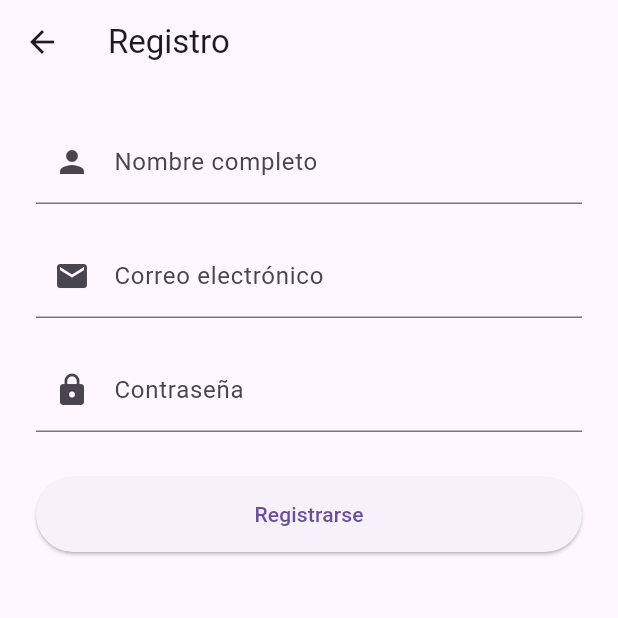
After one commit to BrianMeconPoligran/SkillshareApp, a Flutter app: the LoginScreen screen opened by its route, after a tap on "Ingresar", after a tap on "¿No tienes cuenta? Regístrate aquí", on a phone screen of 412 x 824 dp, the top half of it. The commit adds this screen. Run offline on Flutter 3.47's test engine with Material 3 defaults, Android fonts, the phone set to English and light mode, and no system bars; our stand-ins replace flutter_svg.

Commit message:
Modificación de estructura y dependencias de Flutter
Se ha reestructurado la aplicación Flutter, eliminando la pantalla `ClassDetailScreen` y la lógica de contador de `MyHomePage`. En su lugar, se han implementado las siguientes pantallas:

- `WelcomeScreen`: Pantalla de bienvenida.
- `LoginScreen`: Pantalla de inicio de sesión.
- `RegisterScreen`: Pantalla de registro.
- `HomeScreen`: Pantalla principal de la aplicación con estructura básica para mostrar clases destacadas y recientes.

Se han actualizado las dependencias en `pubspec.yaml` y `pubspec.lock`, eliminando varias dependencias no utilizadas y manteniendo `flutter_svg`.

Adicionalmente, se han modificado los archivos de registro de plugins para las plataformas macOS, Windows y Linux para reflejar la eliminación de plugins no necesarios. Los tests también se han actualizado para probar la nueva pantalla de bienvenida.

La configuración del proyecto en `.idea/misc.xml` se ha actualizado para usar Android API 35.

```diff
--- a/skillshare_app/lib/screens/login_screen.dart
+++ b/skillshare_app/lib/screens/login_screen.dart
@@ -1,6 +1,7 @@
 import 'package:flutter/material.dart';
 import 'package:flutter_svg/flutter_svg.dart';
-import 'profile_screen.dart';
+import 'home_screen.dart';
+import 'register_screen.dart';
 
 class LoginScreen extends StatefulWidget {
   const LoginScreen({super.key});
@@ -58,7 +59,8 @@ class _LoginScreenState extends State<LoginScreen> {
                   if (_formKey.currentState!.validate()) {
                     Navigator.pushReplacement(
                       context,
-                      MaterialPageRoute(builder: (context) => const ProfileScreen()),
+                      MaterialPageRoute(builder: (context) => const HomeScreen()),
+
                     );
                   }
                 },
--- /dev/null
+++ b/skillshare_app/lib/screens/register_screen.dart
@@ -0,0 +1,78 @@
+import 'package:flutter/material.dart';
+import 'home_screen.dart';
+
+class RegisterScreen extends StatefulWidget {
+  const RegisterScreen({super.key});
+
+  @override
+  State<RegisterScreen> createState() => _RegisterScreenState();
+}
+
+class _RegisterScreenState extends State<RegisterScreen> {
+  final _formKey = GlobalKey<FormState>();
+  final _nameController = TextEditingController();
+  final _emailController = TextEditingController();
+  final _passwordController = TextEditingController();
+
+  @override
+  Widget build(BuildContext context) {
+    return Scaffold(
+      appBar: AppBar(title: const Text('Registro')),
+      body: SingleChildScrollView(
+        padding: const EdgeInsets.all(24.0),
+        child: Form(
+          key: _formKey,
+          child: Column(
+            children: [
+              TextFormField(
+                controller: _nameController,
+                decoration: const InputDecoration(
+                  labelText: 'Nombre completo',
+                  prefixIcon: Icon(Icons.person),
+                ),
+                validator: (value) =>
+                value == null || value.isEmpty ? 'Ingresa tu nombre' : null,
+              ),
+              const SizedBox(height: 20),
+              TextFormField(
+                controller: _emailController,
+                decoration: const InputDecoration(
+                  labelText: 'Correo electrónico',
+                  prefixIcon: Icon(Icons.email),
+                ),
+                validator: (value) =>
+                value == null || value.isEmpty ? 'Ingresa tu correo' : null,
+              ),
+              const SizedBox(height: 20),
+              TextFormField(
+                controller: _passwordController,
+                obscureText: true,
+                decoration: const InputDecoration(
+                  labelText: 'Contraseña',
+                  prefixIcon: Icon(Icons.lock),
+                ),
+                validator: (value) =>
+                value == null || value.isEmpty ? 'Ingresa tu contraseña' : null,
+              ),
+              const SizedBox(height: 30),
+              ElevatedButton(
+                onPressed: () {
+                  if (_formKey.currentState!.validate()) {
+                    Navigator.pushReplacement(
+                      context,
+                      MaterialPageRoute(builder: (_) => const HomeScreen()),
+                    );
+                  }
+                },
+                style: ElevatedButton.styleFrom(
+                  minimumSize: const Size(double.infinity, 50),
+                ),
+                child: const Text('Registrarse'),
+              ),
+            ],
+          ),
+        ),
+      ),
+    );
+  }
+}
```
Also changed, not shown: skillshare_app/lib/main.dart (+16 -118 lines), skillshare_app/lib/screens/home_screen.dart (added, +135 -0 lines), skillshare_app/pubspec.yaml (+4 -74 lines), skillshare_app/pubspec.lock, 6 other files.
